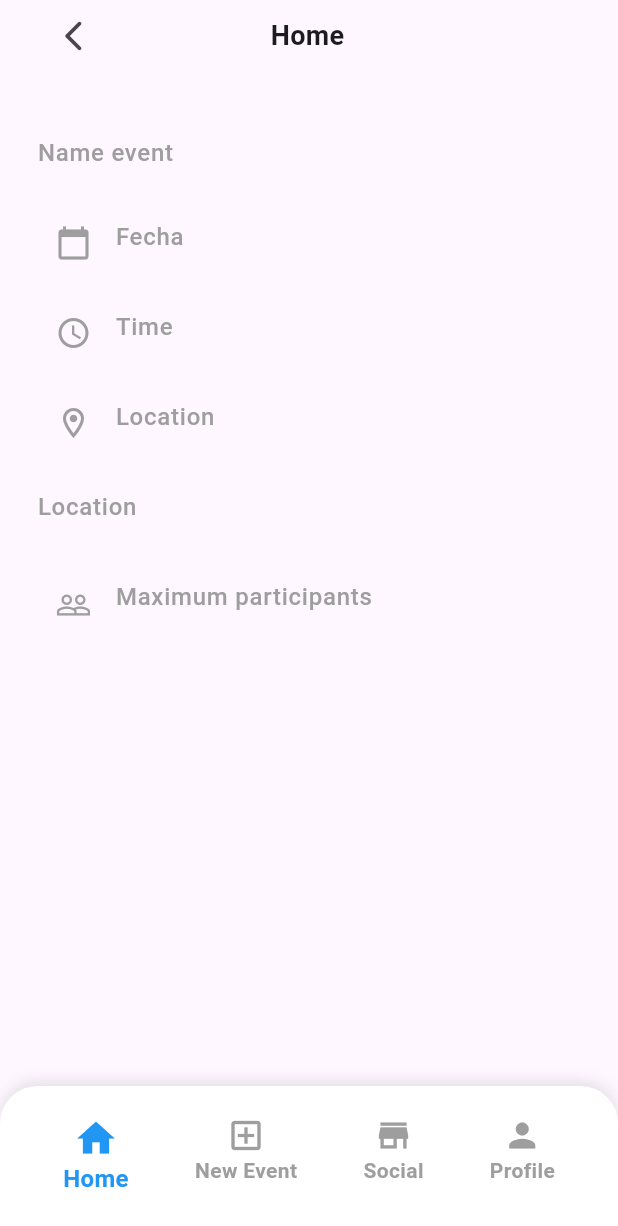
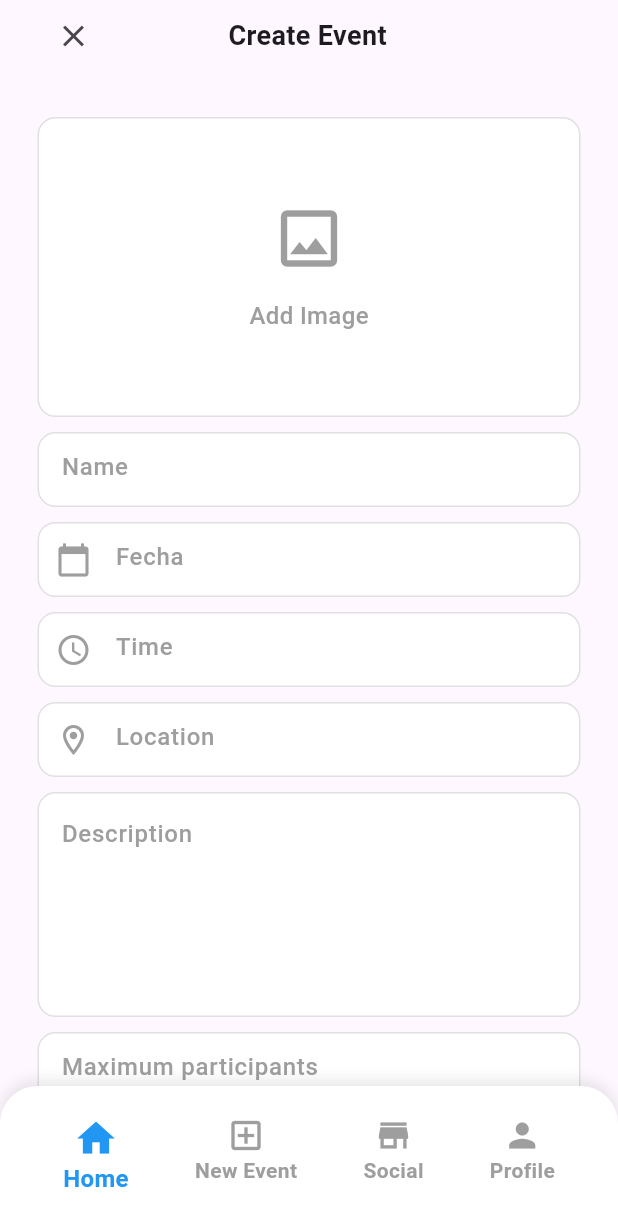
Before and after one commit to MatiasSanchez48/App-Fishing, a Flutter app: the CreateEventPage screen opened by its route, on a phone screen of 412 x 824 dp. Shown: the top 1226 px of the screen. Run offline on Flutter 3.47's test engine with Material 3 defaults, Android fonts, the phone set to English and light mode, and no system bars; our stand-ins replace auto_route, bloc, equatable, flutter_bloc, freezed_annotation, supabase_flutter; accounts and stored records are empty; generated files the repository leaves out were written again; network calls fail; key blocks and very long unbroken strings in the code were emptied for the run.

Commit message:
finalizado el hardcodeo del crear evento

```diff
--- a/lib/auto_route/auto_route.dart
+++ b/lib/auto_route/auto_route.dart
@@ -34,6 +34,10 @@ class AppRouter extends RootStackRouter {
           path: 'Profile',
         ),
         AutoRoute(
+          page: SocialRoute.page,
+          path: 'Profile',
+        ),
+        AutoRoute(
           page: MessageRoute.page,
           path: 'Message/:id',
         ),
--- a/lib/feactures/create_event/create_event.dart
+++ b/lib/feactures/create_event/create_event.dart
@@ -26,7 +26,7 @@ class _CreateEventPageState extends State<CreateEventPage> {
     if (picked != null) {
       setState(() {
         _selectedDate = picked;
-        _controllerDate.text = "${picked.day}/${picked.month}/${picked.year}";
+        _controllerDate.text = '${picked.day}/${picked.month}/${picked.year}';
       });
     }
   }
@@ -60,7 +60,7 @@ class _CreateEventPageState extends State<CreateEventPage> {
             Row(
               children: [
                 IconButton(
-                  icon: const Icon(Icons.arrow_back_ios_new_rounded),
+                  icon: const Icon(Icons.close_outlined),
                   onPressed: () {},
                 ),
                 const Expanded(
@@ -68,7 +68,7 @@ class _CreateEventPageState extends State<CreateEventPage> {
                     mainAxisAlignment: MainAxisAlignment.center,
                     children: [
                       Text(
-                        'Home',
+                        'Create Event',
                         style: TextStyle(
                           fontSize: 18,
                           fontWeight: FontWeight.bold,
@@ -81,122 +81,432 @@ class _CreateEventPageState extends State<CreateEventPage> {
               ],
             ),
             const SizedBox(height: 30),
-            SizedBox(
-              height: 50,
-              child: TextFormField(
-                decoration: const InputDecoration(
-                  border: InputBorder.none,
-                  fillColor: Colors.white,
-                  hintText: 'Name event',
-                  hintStyle: TextStyle(
-                    color: Colors.grey,
-                    fontSize: 16,
-                    fontWeight: FontWeight.w500,
+            InkWell(
+              onTap: () {
+                /// TODO: Add image
+              },
+              child: Container(
+                height: 200,
+                decoration: BoxDecoration(
+                  borderRadius: BorderRadius.circular(12),
+                  color: Colors.white,
+                  border: Border.all(
+                    color: Colors.grey.shade300,
                   ),
                 ),
-                keyboardType: TextInputType.text,
+                child: const Center(
+                  child: Column(
+                    mainAxisAlignment: MainAxisAlignment.center,
+                    children: [
+                      Icon(
+                        Icons.image_outlined,
+                        color: Colors.grey,
+                        size: 50,
+                      ),
+                      SizedBox(height: 15),
+                      Text(
+                        'Add Image',
+                        style: TextStyle(
+                          color: Colors.grey,
+                          fontSize: 16,
+                          fontWeight: FontWeight.w500,
+                        ),
+                      ),
+                    ],
+                  ),
+                ),
               ),
             ),
             const SizedBox(height: 10),
             SizedBox(
               height: 50,
               child: TextFormField(
-                decoration: const InputDecoration(
-                  prefixIcon: Icon(Icons.calendar_today, color: Colors.grey),
-                  border: InputBorder.none,
-                  fillColor: Colors.white,
-                  hintText: 'Fecha',
-                  hintStyle: TextStyle(
+                decoration: InputDecoration(
+                  hintText: 'Name',
+                  hintStyle: const TextStyle(
                     color: Colors.grey,
                     fontSize: 16,
                     fontWeight: FontWeight.w500,
                   ),
+                  filled: true,
+                  fillColor: Colors.white,
+                  border: OutlineInputBorder(
+                    borderRadius: BorderRadius.circular(12),
+                    borderSide: BorderSide(color: Colors.grey.shade300),
+                  ),
+                  enabledBorder: OutlineInputBorder(
+                    borderRadius: BorderRadius.circular(12),
+                    borderSide: BorderSide(color: Colors.grey.shade300),
+                  ),
+                  focusedBorder: OutlineInputBorder(
+                    borderRadius: BorderRadius.circular(12),
+                    borderSide: const BorderSide(color: Colors.blue, width: 2),
+                  ),
+                  contentPadding: const EdgeInsets.symmetric(
+                    vertical: 16,
+                    horizontal: 12,
+                  ),
                 ),
-                controller: _controllerDate,
-                readOnly: true,
-                onTap: _pickDate,
               ),
             ),
             const SizedBox(height: 10),
             SizedBox(
               height: 50,
               child: TextFormField(
-                decoration: const InputDecoration(
-                  prefixIcon: Icon(Icons.access_time, color: Colors.grey),
-                  border: InputBorder.none,
-                  fillColor: Colors.white,
-                  hintText: 'Time',
-                  hintStyle: TextStyle(
+                controller: _controllerDate,
+                readOnly: true,
+                onTap: _pickDate,
+                decoration: InputDecoration(
+                  prefixIcon: const Icon(
+                    Icons.calendar_today,
+                    color: Colors.grey,
+                  ),
+                  hintText: 'Fecha',
+                  hintStyle: const TextStyle(
                     color: Colors.grey,
                     fontSize: 16,
                     fontWeight: FontWeight.w500,
                   ),
+                  filled: true,
+                  fillColor: Colors.white,
+                  border: OutlineInputBorder(
+                    borderRadius: BorderRadius.circular(12),
+                    borderSide: BorderSide(color: Colors.grey.shade300),
+                  ),
+                  enabledBorder: OutlineInputBorder(
+                    borderRadius: BorderRadius.circular(12),
+                    borderSide: BorderSide(color: Colors.grey.shade300),
+                  ),
+                  focusedBorder: OutlineInputBorder(
+                    borderRadius: BorderRadius.circular(12),
+                    borderSide: const BorderSide(color: Colors.blue, width: 2),
+                  ),
+                  contentPadding: const EdgeInsets.symmetric(
+                    vertical: 16,
+                    horizontal: 12,
+                  ),
                 ),
-                controller: _controllerTime,
-                readOnly: true,
-                onTap: _pickTime,
               ),
             ),
             const SizedBox(height: 10),
             SizedBox(
               height: 50,
               child: TextFormField(
-                decoration: const InputDecoration(
-                  prefixIcon: Icon(
-                    Icons.location_on_outlined,
+                controller: _controllerTime,
+                readOnly: true,
+                onTap: _pickTime,
+                decoration: InputDecoration(
+                  prefixIcon: const Icon(
+                    Icons.access_time,
                     color: Colors.grey,
                   ),
-                  border: InputBorder.none,
-                  fillColor: Colors.white,
-                  hintText: 'Location',
-                  hintStyle: TextStyle(
+                  hintText: 'Time',
+                  hintStyle: const TextStyle(
                     color: Colors.grey,
                     fontSize: 16,
                     fontWeight: FontWeight.w500,
                   ),
+                  filled: true,
+                  fillColor: Colors.white,
+                  border: OutlineInputBorder(
+                    borderRadius: BorderRadius.circular(12),
+                    borderSide: BorderSide(color: Colors.grey.shade300),
+                  ),
+                  enabledBorder: OutlineInputBorder(
+                    borderRadius: BorderRadius.circular(12),
+                    borderSide: BorderSide(color: Colors.grey.shade300),
+                  ),
+                  focusedBorder: OutlineInputBorder(
+                    borderRadius: BorderRadius.circular(12),
+                    borderSide: const BorderSide(color: Colors.blue, width: 2),
+                  ),
+                  contentPadding: const EdgeInsets.symmetric(
+                    vertical: 16,
+                    horizontal: 12,
+                  ),
                 ),
-                keyboardType: TextInputType.text,
-                // controller: _controllerTime,
               ),
             ),
             const SizedBox(height: 10),
             SizedBox(
               height: 50,
               child: TextFormField(
-                decoration: const InputDecoration(
-                  border: InputBorder.none,
-                  fillColor: Colors.white,
+                decoration: InputDecoration(
+                  prefixIcon: const Icon(
+                    Icons.location_on_outlined,
+                    color: Colors.grey,
+                  ),
                   hintText: 'Location',
-                  hintStyle: TextStyle(
+                  hintStyle: const TextStyle(
                     color: Colors.grey,
                     fontSize: 16,
                     fontWeight: FontWeight.w500,
                   ),
+                  filled: true,
+                  fillColor: Colors.white,
+                  border: OutlineInputBorder(
+                    borderRadius: BorderRadius.circular(12),
+                    borderSide: BorderSide(color: Colors.grey.shade300),
+                  ),
+                  enabledBorder: OutlineInputBorder(
+                    borderRadius: BorderRadius.circular(12),
+                    borderSide: BorderSide(color: Colors.grey.shade300),
+                  ),
+                  focusedBorder: OutlineInputBorder(
+                    borderRadius: BorderRadius.circular(12),
+                    borderSide: const BorderSide(color: Colors.blue, width: 2),
+                  ),
+                  contentPadding: const EdgeInsets.symmetric(
+                    vertical: 16,
+                    horizontal: 12,
+                  ),
                 ),
-                keyboardType: TextInputType.text,
+              ),
+            ),
+            const SizedBox(height: 10),
+
+            SizedBox(
+              height: 150,
+              child: TextFormField(
                 maxLines: 5,
-                // controller: _controllerTime,
+                decoration: InputDecoration(
+                  hintText: 'Description',
+                  hintStyle: const TextStyle(
+                    color: Colors.grey,
+                    fontSize: 16,
+                    fontWeight: FontWeight.w500,
+                  ),
+                  filled: true,
+                  fillColor: Colors.white,
+                  border: OutlineInputBorder(
+                    borderRadius: BorderRadius.circular(12),
+                    borderSide: BorderSide(color: Colors.grey.shade300),
+                  ),
+                  enabledBorder: OutlineInputBorder(
+                    borderRadius: BorderRadius.circular(12),
+                    borderSide: BorderSide(color: Colors.grey.shade300),
+                  ),
+                  focusedBorder: OutlineInputBorder(
+                    borderRadius: BorderRadius.circular(12),
+                    borderSide: const BorderSide(color: Colors.blue, width: 2),
+                  ),
+                  contentPadding: const EdgeInsets.symmetric(
+                    vertical: 16,
+                    horizontal: 12,
+                  ),
+                ),
               ),
             ),
             const SizedBox(height: 10),
             SizedBox(
               height: 50,
               child: TextFormField(
-                decoration: const InputDecoration(
-                  prefixIcon: Icon(Icons.people_outline, color: Colors.grey),
-                  border: InputBorder.none,
-                  fillColor: Colors.white,
+                keyboardType: TextInputType.number,
+                inputFormatters: [
+                  FilteringTextInputFormatter.digitsOnly, // solo números
+                  _NumberRangeFormatter(0, 10), // validación del rango
+                ],
+                decoration: InputDecoration(
                   hintText: 'Maximum participants',
-                  hintStyle: TextStyle(
+                  hintStyle: const TextStyle(
                     color: Colors.grey,
                     fontSize: 16,
                     fontWeight: FontWeight.w500,
                   ),
+                  filled: true,
+                  fillColor: Colors.white,
+                  border: OutlineInputBorder(
+                    borderRadius: BorderRadius.circular(12),
+                    borderSide: BorderSide(color: Colors.grey.shade300),
+                  ),
+                  enabledBorder: OutlineInputBorder(
+                    borderRadius: BorderRadius.circular(12),
+                    borderSide: BorderSide(color: Colors.grey.shade300),
+                  ),
+                  focusedBorder: OutlineInputBorder(
+                    borderRadius: BorderRadius.circular(12),
+                    borderSide: const BorderSide(color: Colors.blue, width: 2),
+                  ),
+                  contentPadding: const EdgeInsets.symmetric(
+                    vertical: 16,
+                    horizontal: 12,
+                  ),
                 ),
-                keyboardType: TextInputType.number,
-                maxLines: 5,
-                // controller: _controllerTime,
               ),
+            ),
+            const SizedBox(height: 10),
+            const PrivacySelector(),
+            const SizedBox(height: 15),
+            ElevatedButton(
+              onPressed: () {},
+              style: const ButtonStyle(
+                backgroundColor: WidgetStatePropertyAll(Colors.blue),
+                shape: WidgetStatePropertyAll<RoundedRectangleBorder>(
+                  RoundedRectangleBorder(
+                    borderRadius: BorderRadius.all(Radius.circular(12)),
+                  ),
+                ),
+              ),
+              child: const Padding(
+                padding: EdgeInsets.symmetric(vertical: 15),
+                child: Row(
+                  mainAxisAlignment: MainAxisAlignment.center,
+                  children: [
+                    Text(
+                      'Create event',
+                      style: TextStyle(
+                        color: Colors.white,
+                        fontSize: 20,
+                        fontWeight: FontWeight.bold,
+                      ),
+                    ),
+                  ],
+                ),
+              ),
+            ),
+            const SizedBox(height: 15),
+          ],
+        ),
+      ),
+    );
+  }
+}
+
+class _NumberRangeFormatter extends TextInputFormatter {
+  _NumberRangeFormatter(
+    this.min,
+    this.max,
+  );
+
+  ///
+  final int min;
+
+  ///
+  final int max;
+
+  @override
+  TextEditingValue formatEditUpdate(
+    TextEditingValue oldValue,
+    TextEditingValue newValue,
+  ) {
+    if (newValue.text.isEmpty) return newValue;
+
+    final value = int.tryParse(newValue.text);
+    if (value == null) return oldValue;
+
+    // Si es menor que el mínimo, devuelve el mínimo
+    if (value < min) {
+      return TextEditingValue(
+        text: min.toString(),
+        selection: TextSelection.collapsed(offset: min.toString().length),
+      );
+    }
+
+    // Si es mayor que el máximo, lo corrige automáticamente
+    if (value > max) {
+      return TextEditingValue(
+        text: max.toString(),
+        selection: TextSelection.collapsed(offset: max.toString().length),
+      );
+    }
+
+    return newValue;
+  }
+}
+
+class PrivacySelector extends StatefulWidget {
+  const PrivacySelector({super.key});
+
+  @override
+  State<PrivacySelector> createState() => _PrivacySelectorState();
+}
+
+class _PrivacySelectorState extends State<PrivacySelector> {
+  String selectedOption = 'Público';
+
+  @override
+  Widget build(BuildContext context) {
+    return Column(
+      crossAxisAlignment: CrossAxisAlignment.start,
+      children: [
+        const Text(
+          'Privacidad',
+          style: TextStyle(
+            fontSize: 16,
+            fontWeight: FontWeight.bold,
+          ),
+        ),
+        const SizedBox(height: 12),
+        _buildOption(
+          title: 'Público',
+          subtitle: 'Cualquier persona puede unirse',
+          isSelected: selectedOption == 'Público',
+          onTap: () => setState(() => selectedOption = 'Público'),
+        ),
+        const SizedBox(height: 10),
+        _buildOption(
+          title: 'Privado',
+          subtitle: 'Solo los invitados pueden unirse',
+          isSelected: selectedOption == 'Privado',
+          onTap: () => setState(() => selectedOption = 'Privado'),
+        ),
+      ],
+    );
+  }
+
+  Widget _buildOption({
+    required String title,
+    required String subtitle,
+    required bool isSelected,
+    required VoidCallback onTap,
+  }) {
+    return GestureDetector(
+      onTap: onTap,
+      child: AnimatedContainer(
+        duration: const Duration(milliseconds: 200),
+        padding: const EdgeInsets.all(16),
+        decoration: BoxDecoration(
+          border: Border.all(
+            color: isSelected ? Colors.blue : Colors.grey.shade300,
+            width: isSelected ? 2 : 1,
+          ),
+          borderRadius: BorderRadius.circular(12),
+          color: Colors.white,
+          boxShadow: [
+            if (isSelected)
+              BoxShadow(
+                color: Colors.blue.withValues(alpha: 0.1),
+                blurRadius: 6,
+                offset: const Offset(0, 2),
+              ),
+          ],
+        ),
+        child: Row(
+          children: [
+            Icon(
+              isSelected ? Icons.radio_button_checked : Icons.radio_button_off,
+              color: isSelected ? Colors.blue : Colors.grey,
+            ),
+            const SizedBox(width: 12),
+            Column(
+              crossAxisAlignment: CrossAxisAlignment.start,
+              children: [
+                Text(
+                  title,
+                  style: const TextStyle(
+                    fontSize: 16,
+                    fontWeight: FontWeight.w600,
+                  ),
+                ),
+                const SizedBox(height: 4),
+                Text(
+                  subtitle,
+                  style: TextStyle(
+                    fontSize: 14,
+                    color: Colors.grey.shade600,
+                  ),
+                ),
+              ],
             ),
           ],
         ),
--- a/lib/feactures/dashboard/dashboard_page.dart
+++ b/lib/feactures/dashboard/dashboard_page.dart
@@ -52,11 +52,13 @@ class _DashboardPageState extends State<DashboardPage> {
       child: AutoRouter(
         builder: (context, content) {
           return switch (context.router.current.name) {
-            _ => Scaffold(
-              body: content,
-              bottomNavigationBar: CustomBottomBar(
-                currentIndex: _currentIndex,
-                onTabSelected: _changePage,
+            _ => SafeArea(
+              child: Scaffold(
+                body: content,
+                bottomNavigationBar: CustomBottomBar(
+                  currentIndex: _currentIndex,
+                  onTabSelected: _changePage,
+                ),
               ),
             ),
           };
@@ -109,12 +111,12 @@ class CustomBottomBar extends StatelessWidget {
           ),
           _buildTabItem(
             icon: Icons.store_mall_directory_sharp,
-            index: 3,
+            index: 2,
             title: 'Social',
           ),
           _buildTabItem(
             icon: Icons.person,
-            index: 4,
+            index: 3,
             title: 'Profile',
           ),
         ],
```
Also changed, not shown: lib/feactures/home/home_page.dart (+0 -59 lines).
